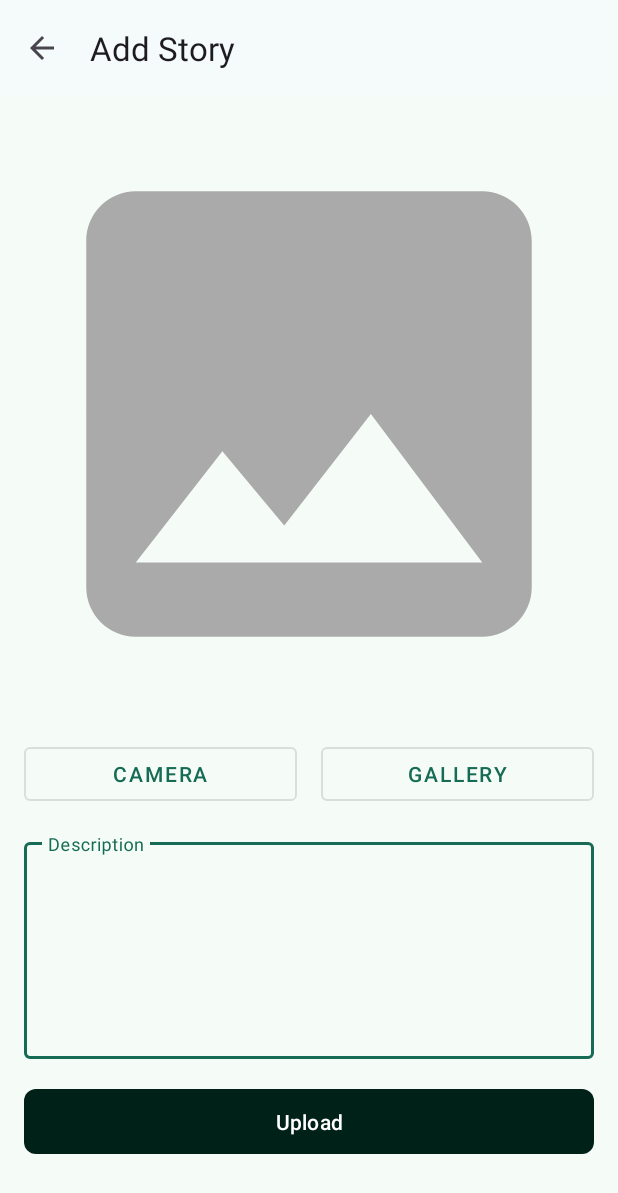
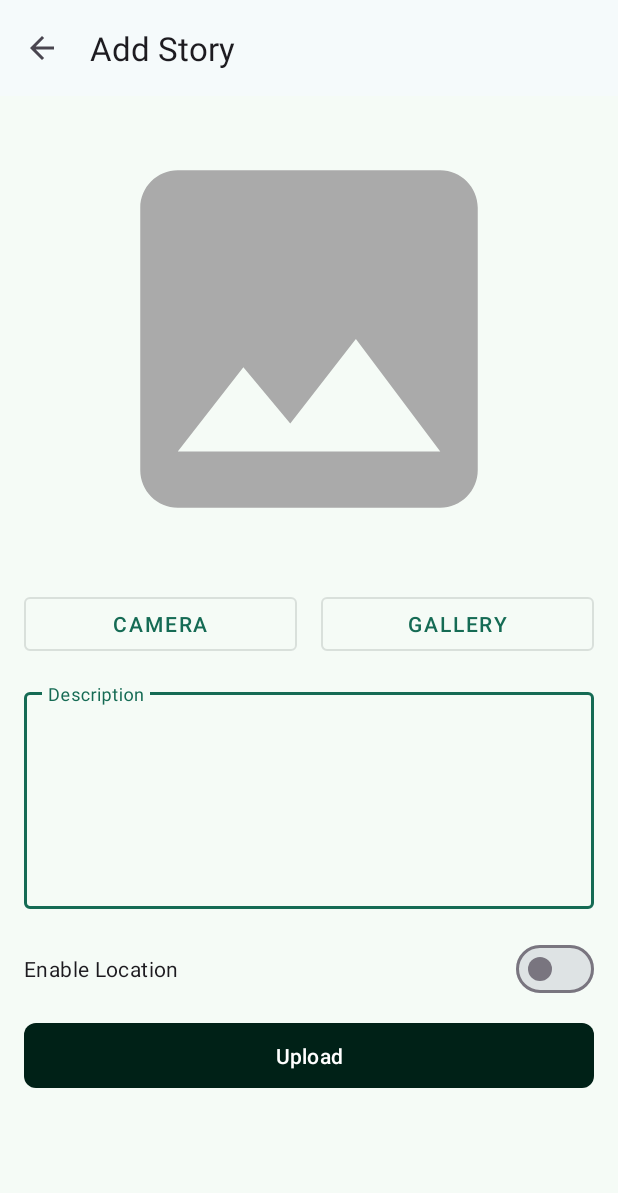
Before and after one commit to fadhlansulistiyo/CodingStoryApp, an Android app: the AddStoryActivity screen opened directly, with no data from a screen before it, on a phone screen of 412 x 824 dp. Shown: the top 1193 px of the screen. Run offline under Robolectric (Android 15) with nearby library versions, the phone set to English and light mode, and no system bars; pictures from the network do not load; Roboto replaces fonts that are not available here.

Commit message:
Add story with location

```diff
--- a/app/src/main/AndroidManifest.xml
+++ b/app/src/main/AndroidManifest.xml
@@ -36,7 +36,7 @@
             android:value="${MAPS_API_KEY}" />
 
         <activity
-            android:name=".maps.MapsStoryActivity"
+            android:name=".ui.maps.MapsStoryActivity"
             android:exported="false"
             android:label="@string/title_activity_maps_story" />
         <activity
--- a/app/src/main/java/com/fadhlansulistiyo/codingstoryapp/data/UserRepository.kt
+++ b/app/src/main/java/com/fadhlansulistiyo/codingstoryapp/data/UserRepository.kt
@@ -57,10 +57,12 @@ class UserRepository private constructor(
 
     suspend fun uploadStory(
         multipartFile: MultipartBody.Part,
-        description: RequestBody
+        description: RequestBody,
+        lat: Double? = null,
+        lon: Double? = null
     ): AddStoryResponse {
         return try {
-            apiService.uploadStory(multipartFile, description)
+            apiService.uploadStory(multipartFile, description, lat, lon)
         } catch (e: HttpException) {
             throw handleHttpException(e)
         }
--- a/app/src/main/java/com/fadhlansulistiyo/codingstoryapp/data/retrofit/ApiService.kt
+++ b/app/src/main/java/com/fadhlansulistiyo/codingstoryapp/data/retrofit/ApiService.kt
@@ -44,7 +44,9 @@ interface ApiService {
     @POST("stories")
     suspend fun uploadStory(
         @Part file: MultipartBody.Part,
-        @Part("description") description: RequestBody
+        @Part("description") description: RequestBody,
+        @Part("lat") lat: Double? = null,
+        @Part("lon") lon: Double? = null
     ): AddStoryResponse
 
     @GET("stories")
--- a/app/src/main/java/com/fadhlansulistiyo/codingstoryapp/ui/ViewModelFactory.kt
+++ b/app/src/main/java/com/fadhlansulistiyo/codingstoryapp/ui/ViewModelFactory.kt
@@ -5,7 +5,7 @@ import androidx.lifecycle.ViewModel
 import androidx.lifecycle.ViewModelProvider
 import com.fadhlansulistiyo.codingstoryapp.data.UserRepository
 import com.fadhlansulistiyo.codingstoryapp.di.Injection
-import com.fadhlansulistiyo.codingstoryapp.maps.MapsStoryViewModel
+import com.fadhlansulistiyo.codingstoryapp.ui.maps.MapsStoryViewModel
 import com.fadhlansulistiyo.codingstoryapp.ui.addstory.AddStoryViewModel
 import com.fadhlansulistiyo.codingstoryapp.ui.detailstory.DetailStoriesViewModel
 import com.fadhlansulistiyo.codingstoryapp.ui.home.HomeViewModel
--- a/app/src/main/java/com/fadhlansulistiyo/codingstoryapp/ui/home/HomeActivity.kt
+++ b/app/src/main/java/com/fadhlansulistiyo/codingstoryapp/ui/home/HomeActivity.kt
@@ -2,6 +2,7 @@ package com.fadhlansulistiyo.codingstoryapp.ui.home
 
 import android.content.Intent
 import android.os.Bundle
+import android.util.Log
 import android.view.Menu
 import android.view.MenuItem
 import android.view.View
@@ -13,7 +14,7 @@ import androidx.recyclerview.widget.LinearLayoutManager
 import com.fadhlansulistiyo.codingstoryapp.R
 import com.fadhlansulistiyo.codingstoryapp.data.ResultState
 import com.fadhlansulistiyo.codingstoryapp.databinding.ActivityHomeBinding
-import com.fadhlansulistiyo.codingstoryapp.maps.MapsStoryActivity
+import com.fadhlansulistiyo.codingstoryapp.ui.maps.MapsStoryActivity
 import com.fadhlansulistiyo.codingstoryapp.ui.ViewModelFactory
 import com.fadhlansulistiyo.codingstoryapp.ui.addstory.AddStoryActivity
 import com.fadhlansulistiyo.codingstoryapp.ui.main.MainActivity
--- a/app/src/main/java/com/fadhlansulistiyo/codingstoryapp/maps/MapsStoryViewModel.kt
+++ b/app/src/main/java/com/fadhlansulistiyo/codingstoryapp/ui/maps/MapsStoryViewModel.kt
@@ -1,4 +1,4 @@
-package com.fadhlansulistiyo.codingstoryapp.maps
+package com.fadhlansulistiyo.codingstoryapp.ui.maps
 
 import androidx.lifecycle.LiveData
 import androidx.lifecycle.MutableLiveData
--- a/app/src/main/res/layout/activity_maps_story.xml
+++ b/app/src/main/res/layout/activity_maps_story.xml
@@ -16,7 +16,7 @@
         map:layout_constraintEnd_toEndOf="parent"
         map:layout_constraintStart_toStartOf="parent"
         map:layout_constraintTop_toTopOf="parent"
-        tools:context=".maps.MapsStoryActivity" />
+        tools:context=".ui.maps.MapsStoryActivity" />
 
     <com.google.android.material.progressindicator.LinearProgressIndicator
         android:id="@+id/linear_progress"
--- a/app/src/main/res/layout/add_story_component.xml
+++ b/app/src/main/res/layout/add_story_component.xml
@@ -19,7 +19,7 @@
     <ImageView
         android:id="@+id/addStory_imageView"
         android:layout_width="0dp"
-        android:layout_height="400dp"
+        android:layout_height="300dp"
         android:layout_marginStart="8dp"
         android:layout_marginTop="8dp"
         android:layout_marginEnd="8dp"
@@ -82,12 +82,26 @@
             android:overScrollMode="always" />
     </com.google.android.material.textfield.TextInputLayout>
 
+    <com.google.android.material.materialswitch.MaterialSwitch
+        android:id="@+id/switch_enable_location"
+        style="@style/TextAppearance.Material3.BodyMedium"
+        android:layout_width="match_parent"
+        android:layout_height="wrap_content"
+        android:layout_marginStart="16dp"
+        android:layout_marginTop="16dp"
+        android:layout_marginEnd="16dp"
+        android:checked="false"
+        android:enabled="true"
+        android:text="@string/enable_location"
+        app:layout_constraintStart_toStartOf="parent"
+        app:layout_constraintTop_toBottomOf="@id/addStory_edt_layout" />
+
     <com.google.android.material.button.MaterialButton
         android:id="@+id/button_add"
         android:layout_width="0dp"
         android:layout_height="wrap_content"
         android:layout_marginStart="16dp"
-        android:layout_marginTop="16dp"
+        android:layout_marginTop="8dp"
         android:layout_marginEnd="16dp"
         android:layout_marginBottom="32dp"
         android:contentDescription="@string/upload"
@@ -98,5 +112,5 @@
         app:elevation="4dp"
         app:layout_constraintEnd_toEndOf="parent"
         app:layout_constraintStart_toStartOf="parent"
-        app:layout_constraintTop_toBottomOf="@id/addStory_edt_layout" />
+        app:layout_constraintTop_toBottomOf="@id/switch_enable_location" />
 </androidx.constraintlayout.widget.ConstraintLayout>
--- a/app/src/main/res/values/strings.xml
+++ b/app/src/main/res/values/strings.xml
@@ -37,4 +37,5 @@
     <string name="splash_screen">Splash Screen</string>
     <string name="title_activity_maps_story">MapsStoryActivity</string>
     <string name="maps">Maps</string>
+    <string name="enable_location">Enable Location</string>
 </resources>
```
Also changed, not shown: app/src/main/java/com/fadhlansulistiyo/codingstoryapp/ui/addstory/AddStoryActivity.kt (+86 -1 lines), app/src/main/java/com/fadhlansulistiyo/codingstoryapp/ui/addstory/AddStoryViewModel.kt (+7 -2 lines), app/src/main/java/com/fadhlansulistiyo/codingstoryapp/ui/maps/MapsStoryActivity.kt (renamed from app/src/main/java/com/fadhlansulistiyo/codingstoryapp/maps/MapsStoryActivity.kt, +5 -5 lines), app/src/main/java/com/fadhlansulistiyo/codingstoryapp/data/response/AddStoryResponse.kt (line endings or trailing spaces).
